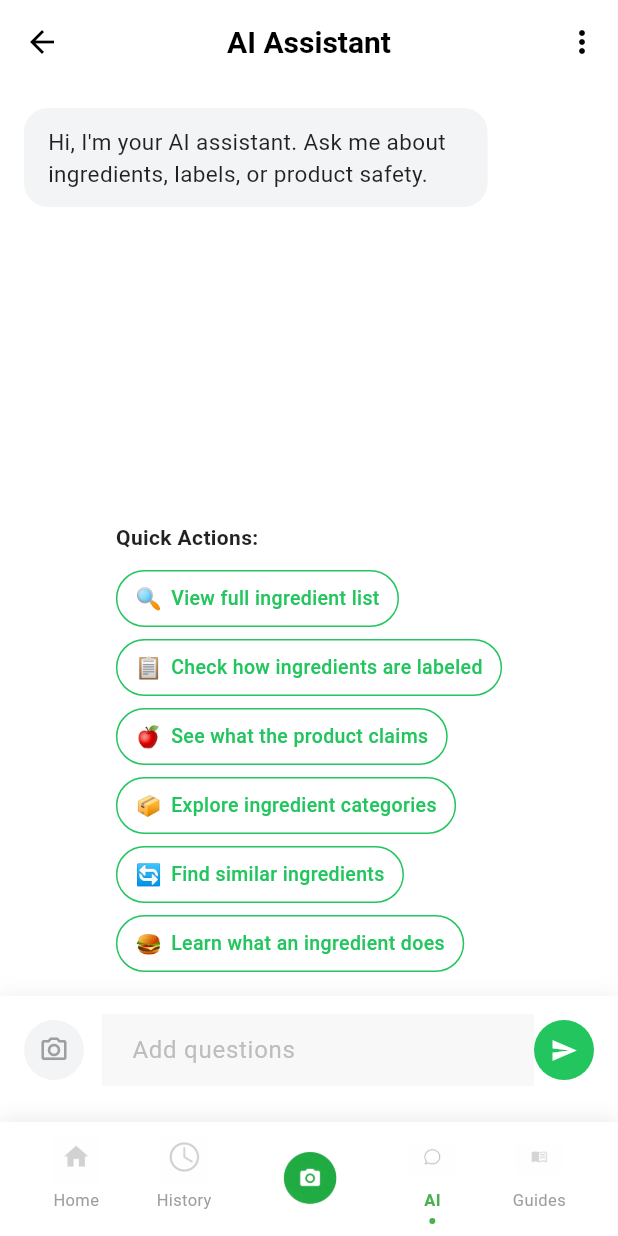
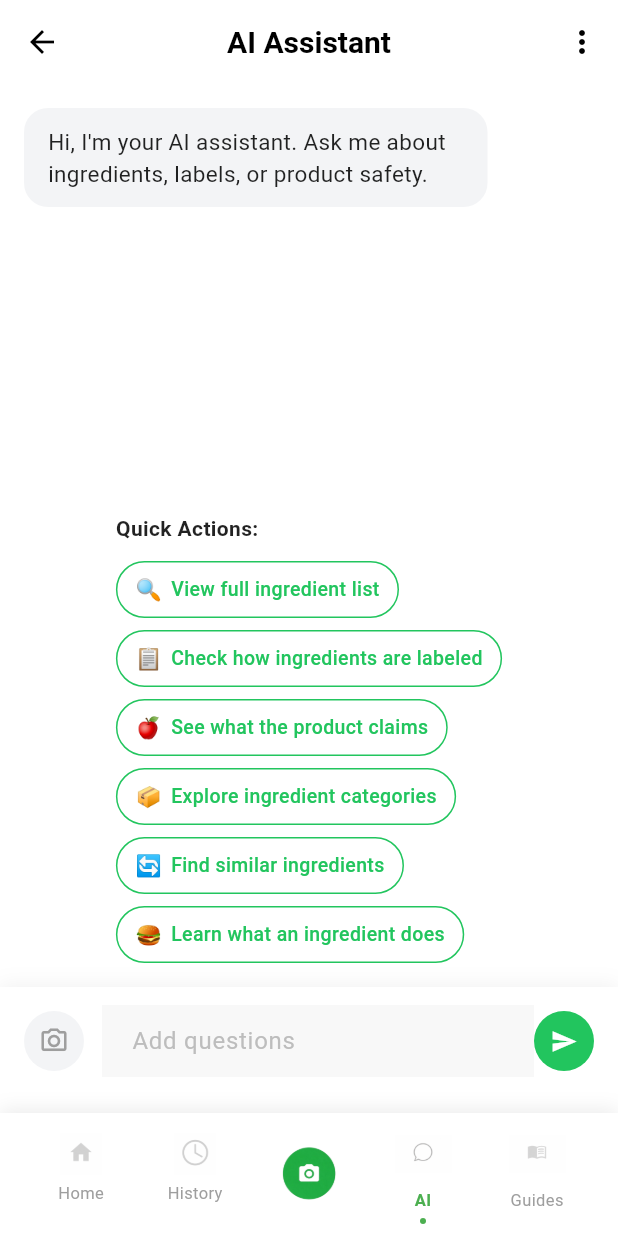
Before and after one commit to aariz51/Trustit, a Flutter app: the MainShell screen opened directly with empty values, item 4 of the bottom bar chosen, on a phone screen of 412 x 824 dp. Run offline on Flutter 3.47's test engine with Material 3 defaults, Android fonts, the phone set to English and light mode, and no system bars; our stand-ins replace camera, dio, go_router, hive_flutter, image_picker, in_app_purchase; accounts and stored records are empty; Roboto replaces fonts that are missing (Outfit).

```diff
--- a/trustlit_app/lib/screens/main/main_shell.dart
+++ b/trustlit_app/lib/screens/main/main_shell.dart
@@ -85,7 +85,7 @@ class _BottomNavBar extends StatelessWidget {
               _NavItem(
                 imagePath: 'assets/images/image copy.png',
                 label: 'Home',
-                iconSize: 32,
+                iconSize: 28,
                 isActive: currentIndex == 0,
                 onTap: () => _onItemTapped(context, 0),
               ),
@@ -93,7 +93,7 @@ class _BottomNavBar extends StatelessWidget {
               _NavItem(
                 imagePath: 'assets/images/image copy 4.png',
                 label: 'History',
-                iconSize: 32,
+                iconSize: 28,
                 isActive: currentIndex == 1,
                 onTap: () => _onItemTapped(context, 1),
               ),
@@ -118,7 +118,7 @@ class _BottomNavBar extends StatelessWidget {
               _NavItem(
                 imagePath: 'assets/images/image copy 2.png',
                 label: 'AI',
-                iconSize: 42,
+                iconSize: 38,
                 isActive: currentIndex == 3,
                 onTap: () => _onItemTapped(context, 3),
               ),
@@ -126,7 +126,7 @@ class _BottomNavBar extends StatelessWidget {
               _NavItem(
                 imagePath: 'assets/images/image copy 3.png',
                 label: 'Guides',
-                iconSize: 42,
+                iconSize: 38,
                 isActive: currentIndex == 4,
                 onTap: () => _onItemTapped(context, 4),
               ),
@@ -148,7 +148,7 @@ class _NavItem extends StatelessWidget {
   const _NavItem({
     required this.imagePath,
     required this.label,
-    this.iconSize = 32,
+    this.iconSize = 28,
     required this.isActive,
     required this.onTap,
   });
@@ -158,22 +158,18 @@ class _NavItem extends StatelessWidget {
     return GestureDetector(
       onTap: onTap,
       behavior: HitTestBehavior.opaque,
+      child: SizedBox(
+        width: 56,
         child: Column(
           mainAxisSize: MainAxisSize.min,
           children: [
-          SizedBox(
-            width: 32,
-            height: 32,
-            child: Center(
-              child: Opacity(
+            Opacity(
               opacity: isActive ? 1.0 : 0.5,
               child: Image.asset(
                 imagePath,
                 width: iconSize,
                 height: iconSize,
                 fit: BoxFit.contain,
-                ),
-              ),
               ),
             ),
             const SizedBox(height: 4),
@@ -199,6 +195,7 @@ class _NavItem extends StatelessWidget {
               const SizedBox(height: 8),
           ],
         ),
+      ),
     );
   }
 }
--- a/trustlit_app/lib/screens/onboarding/onboarding_screen.dart
+++ b/trustlit_app/lib/screens/onboarding/onboarding_screen.dart
@@ -75,12 +75,14 @@ class _OnboardingScreenState extends State<OnboardingScreen> {
                 itemBuilder: (context, index) {
                   return Container(
                     color: Colors.white,
-                    padding: const EdgeInsets.symmetric(horizontal: 16),
+                    padding: const EdgeInsets.symmetric(horizontal: 24),
+                    child: Center(
                       child: ClipRRect(
                         borderRadius: BorderRadius.circular(20),
                         child: Image.asset(
                           _slideImages[index],
                           fit: BoxFit.contain,
+                          alignment: Alignment.center,
                           errorBuilder: (context, error, stackTrace) {
                             // Fallback placeholder
                             return Container(
@@ -109,6 +111,7 @@ class _OnboardingScreenState extends State<OnboardingScreen> {
                               ),
                             );
                           },
+                        ),
                       ),
                     ),
                   );
--- a/trustlit_app/lib/screens/onboarding/try_free_screen.dart
+++ b/trustlit_app/lib/screens/onboarding/try_free_screen.dart
@@ -67,16 +67,20 @@ class TryFreeScreen extends StatelessWidget {
             Expanded(
               child: Padding(
                 padding: const EdgeInsets.symmetric(horizontal: 32),
+                child: Center(
                   child: Image.asset(
                     'assets/images/phone_mockup_preview.png',
                     fit: BoxFit.contain,
+                    alignment: Alignment.center,
                     errorBuilder: (context, error, stackTrace) {
                       // Fallback to onboarding slide if mockup not found
                       return Image.asset(
                         'assets/images/onboarding_slide_2.png',
                         fit: BoxFit.contain,
+                        alignment: Alignment.center,
                       );
                     },
+                  ),
                 ),
               ),
             ),
```
Lines whose indentation alone changed are shown as unchanged.
